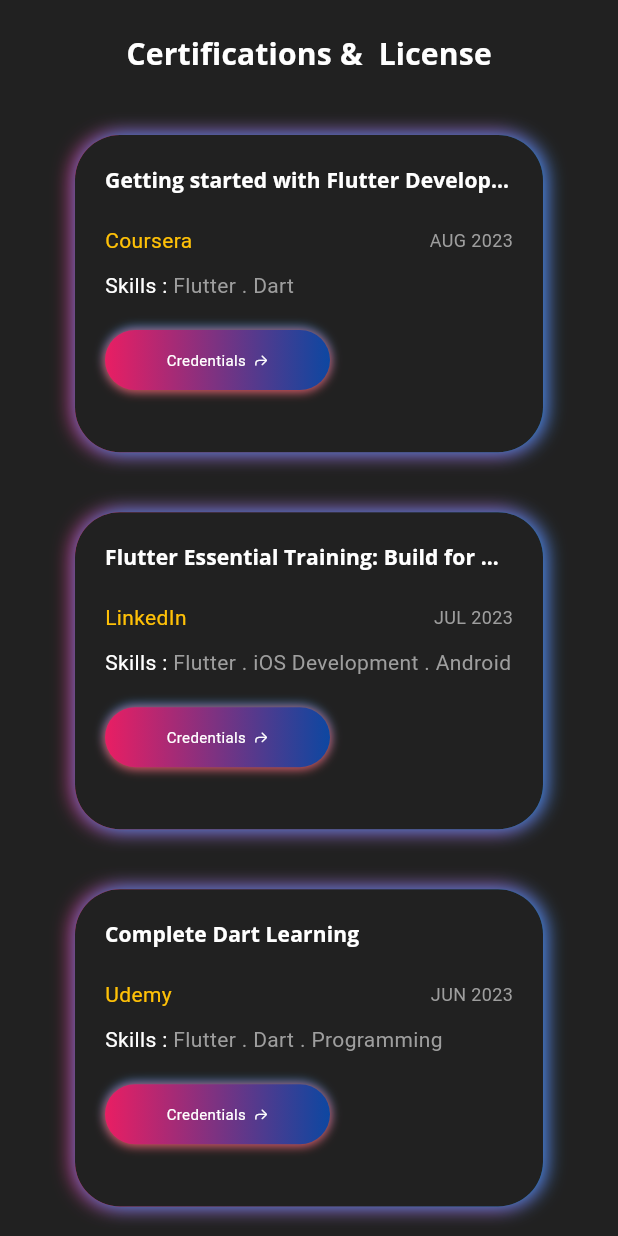
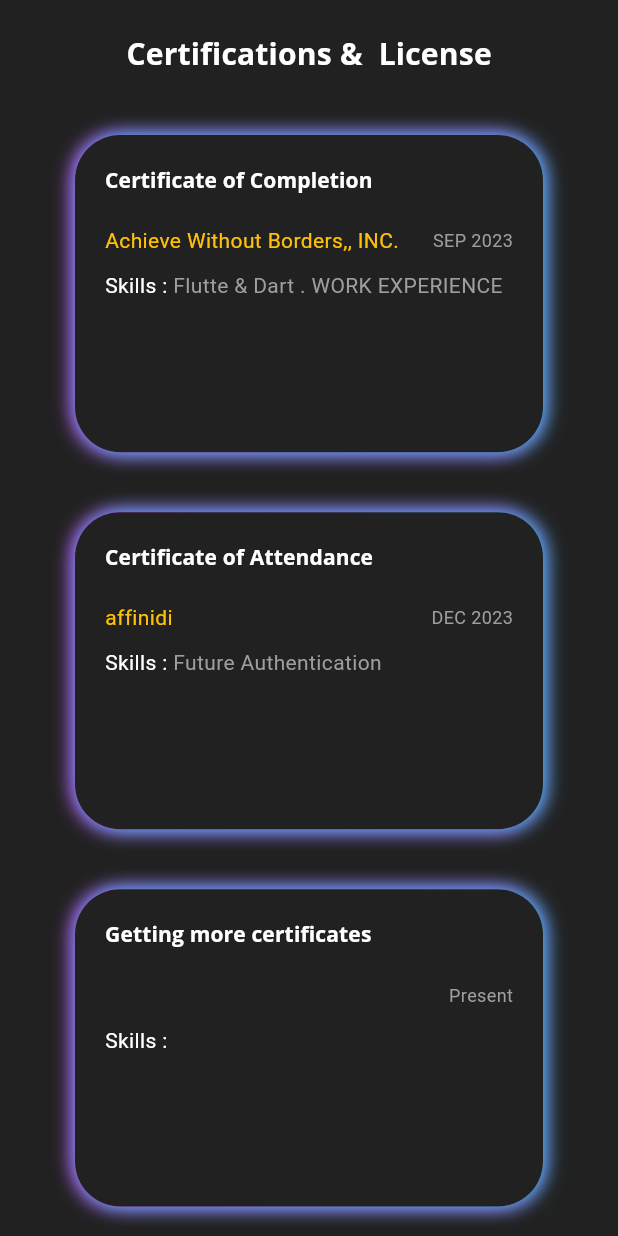
Before and after one commit to Leonardburgos/myFirstPortfolio, a Flutter app: the Certifications screen opened directly, on a phone screen of 412 x 824 dp. Run offline on Flutter 3.47's test engine with Material 3 defaults, Android fonts, the phone set to English and light mode, and no system bars; our stand-ins replace flutter_svg, font_awesome_flutter, get, google_fonts, photo_view, video_player.

Commit message:
end of portfolio

```diff
--- a/lib/model/certificate_model.dart
+++ b/lib/model/certificate_model.dart
@@ -16,81 +16,25 @@
 
 List<CertificateModel> certificateList = [
   CertificateModel(
-    name: 'Getting started with Flutter Development',
-    organization: 'Coursera',
-    date: 'AUG 2023',
-    skills: 'Flutter . Dart',
-    credential:  'https://www.coursera.org/account/accomplishments/certificate/HQ4LFHSF4LKZ',
+    name: 'Certificate of Completion',
+    organization: 'Achieve Without Borders,, INC.',
+    date: 'SEP 2023',
+    skills: 'Flutte & Dart . WORK EXPERIENCE ',
+    credential:  'https://drive.google.com/file/d/1hJiI6vz8rWjQoA1HZxDvJPdNtSXbkjD8/view?usp=drive_link',
   ),
-  CertificateModel(
-    name: 'Flutter Essential Training: Build for Multiple Platforms',
-    organization: 'LinkedIn',
-    date: 'JUL 2023',
-    skills: 'Flutter . iOS Development . Android Development',
-    credential:  'https://www.linkedin.com/learning/certificates/450fc4e2f495726aea50a067caf586869ccf0cb92ebcc5a4c7b5648a95754a8f',
+   CertificateModel(
+    name: 'Certificate of Attendance',
+    organization: 'affinidi',
+    date: 'DEC 2023',
+    skills: 'Future Authentication Passwordless ',
+    credential:  'https://drive.google.com/file/d/1WO1sDeo9B-Hull5xdaV3w-qYt7GrHbvI/view?usp=drive_link',
   ),
-  CertificateModel(
-    name: 'Complete Dart Learning',
-    organization: 'Udemy',
-    date: 'JUN 2023',
-    skills: 'Flutter . Dart . Programming',
-    credential:  'https://www.udemy.com/certificate/UC-5b01c756-0d20-4342-94e6-9d5860d1c95e/',
-  ),
-  CertificateModel(
-    name: 'Flutter REST Movie App',
-    organization: 'Udemy',
-    date: 'AUG 2023',
-    skills: 'Flutter . Rest API\'s . Cloud',
-    credential:  'https://www.udemy.com/certificate/UC-22efc7ca-3df5-4f26-8025-4a1bd2672f19/',
-  ),
-  CertificateModel(
-    name: 'Modularizing and Organizing Flutter Code',
-    organization: 'LinkedIn',
-    date: 'JUL 2023',
-    skills: 'Flutter . Clean Architecture',
-    credential:  'https://www.linkedin.com/learning/certificates/686276fa42629d4f1291da79ea46bfde0222954b60297a2e728c770768f23407',
-  ),
-  CertificateModel(
-    name: 'Powering Your App with Live Web Data',
-    organization: 'LinkedIn',
-    date: 'JUL 2023',
-    skills: 'Flutter . Dart . Firebase . API\'s',
-    credential:  'https://www.linkedin.com/learning/certificates/643f05463ae529f24bd9ea66a6ead9a20469bdb875a9ddda048c698eda3ee7c1',
-  ),
-  CertificateModel(
-    name: 'Firebase Cloud Firestore',
-    organization: 'LinkedIn',
-    date: 'JUL 2023',
-    skills: 'Flutter . Dart . Firebase . FireStore',
-    credential:  'https://www.linkedin.com/learning/certificates/8f8be25531d2bcdbab1972482150277f9a239a13ba4d314c0574638bf28d07d2',
-  ),
-  CertificateModel(
-    name: 'Android App Security',
-    organization: 'LinkedIn',
-    date: 'JUL 2023',
-    skills: 'Pentesting . Android App',
-    credential:  'https://www.linkedin.com/learning/certificates/1c6581b35d06edfbd6275d09e84b068e813880bf7d217b703716962d7aca3518',
-  ),
-  CertificateModel(
-    name: 'Foundations of Cybersecurity',
-    organization: 'Grow with Google on Coursera',
-    date: 'JUL 2023',
-    skills: 'Ethical Hacking . Linux . Cyber Security ',
-    credential:  'https://coursera.org/share/67e5cb0dd7c478f1d7ec81079c3a40b8',
-  ),
-  CertificateModel(
-    name: 'HTML, CSS, and Javascript for Web Developers',
-    organization: 'JUL Coursera',
-    date: 'JUL 2023',
-    skills: 'HTML . CSS . JS . Web Development',
-    credential:  'https://coursera.org/share/67e5cb0dd7c478f1d7ec81079c3a40b8',
-  ),
-  CertificateModel(
-    name: 'Network Defense Essentials (NDE)',
-    organization: 'EC-Council',
-    date: 'JUL 2023',
-    skills: 'Cyber Security . Networking ',
-    credential:  'https://codered.eccouncil.org/certificate/43a2d2a7-40ed-4230-9e65-a9aa0935e651?logged=false',
+   CertificateModel(
+    name: 'Getting more certificates',
+    organization: '',
+    date: 'Present',
+    skills: ' ',
+    credential:  '',
   ),
 
 
--- a/lib/view/certifications/components/certificates_details.dart
+++ b/lib/view/certifications/components/certificates_details.dart
@@ -17,6 +17,7 @@
         controller.onHover(index, value);
       },
       onTap: () {
+         launchUrl(Uri.parse(certificateList[index].credential));
       },
       borderRadius: BorderRadius.circular(30),
       child: AnimatedContainer(
@@ -61,38 +62,6 @@
                       ]
                   ),),
                 const SizedBox(height: defaultPadding,),
-                InkWell(
-                  onTap: () {
-                    launchUrl(Uri.parse(certificateList[index].credential));
-                  },
-                  child: Container(
-                    height: 40,
-                    width: 150,
-                    decoration: BoxDecoration(
-                        borderRadius: BorderRadius.circular(30),
-                        gradient: LinearGradient(
-                            colors: [
-                              Colors.pink,
-                              Colors.blue.shade900,
-                            ]
-                        ),
-                        boxShadow:const [
-                          BoxShadow(color: Colors.blue,offset: Offset(0, -1),blurRadius: 5),
-                          BoxShadow(color: Colors.red,offset: Offset(0, 1),blurRadius: 5),
-                        ]
-                    ),
-                    child: const Row(
-                      mainAxisAlignment: MainAxisAlignment.center,
-                      children: [
-                        Text('Credentials',style: TextStyle(color: Colors.white,fontSize: 10),),
-                        SizedBox(width: 5,),
-                        Icon(
-                          CupertinoIcons.arrow_turn_up_right,color: Colors.white,size: 10,
-                        )
-                      ],
-                    ),
-                  ),
-                ),
 
               ],
             ),
--- a/lib/view/certifications/components/certification_grid.dart
+++ b/lib/view/certifications/components/certification_grid.dart
@@ -24,17 +24,17 @@
             decoration: BoxDecoration(
                 borderRadius: BorderRadius.circular(30),
                 gradient: const LinearGradient(colors: [
-                  Colors.pinkAccent,
-                  Colors.blue,
+                  Colors.purpleAccent,
+                  Colors.lightBlueAccent,
                 ]),
                 boxShadow:  [
                   BoxShadow(
-                    color: Colors.pink,
+                    color: Colors.purpleAccent,
                     offset: const Offset(-2, 0),
                     blurRadius: controller.hovers[index] ? 20 : 10,
                   ),
                   BoxShadow(
-                    color: Colors.blue,
+                    color: Colors.lightBlueAccent,
                     offset: const Offset(2, 0),
                     blurRadius: controller.hovers[index] ? 20 : 10,),
                 ]),
```
